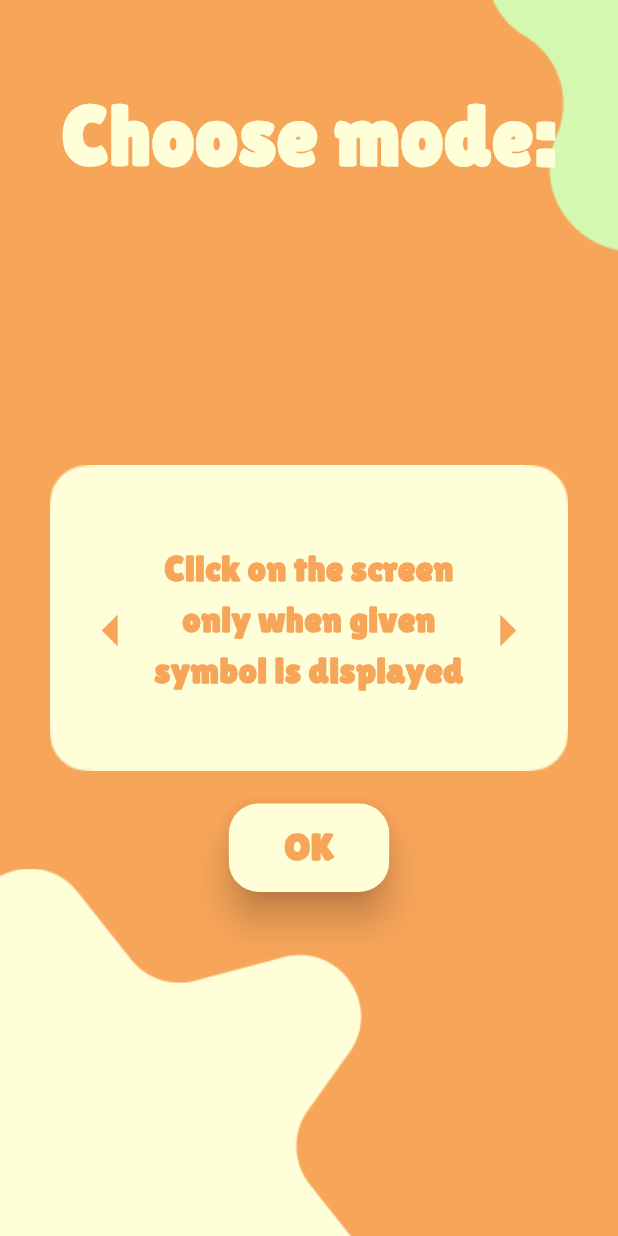
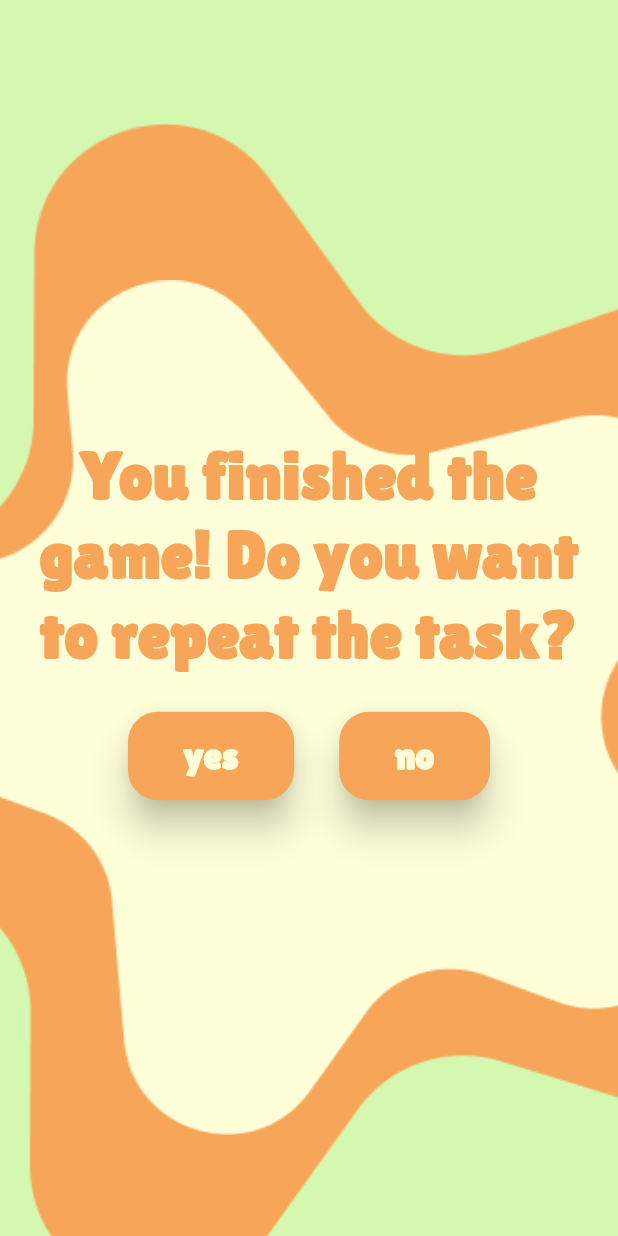
Before and after one commit to amela-akija/animattio_mobile_app, a Flutter app: the screen it shows after launch, on a phone screen of 412 x 824 dp. Run offline on Flutter 3.47's test engine with Material 3 defaults, Android fonts, the phone set to English and light mode, and no system bars.

Commit message:
start and end page

```diff
--- /dev/null
+++ b/lib/end_game _page.dart
@@ -0,0 +1,123 @@
+import 'package:animattio_mobile_app/user_page.dart';
+import 'package:flutter/material.dart';
+
+class EndGamePage extends StatelessWidget {
+  const EndGamePage({super.key});
+
+  @override
+  Widget build(BuildContext context) {
+    String message = "You finished the game! Do you want to repeat the task?";
+    Color pageColor = const Color(0xffD4F8B0);
+    Color buttonColor = const Color(0xFFF7A559);
+    Color fontColor = const Color(0xFFF7A559);
+    Color fontButtonColor = const Color(0xFFFEFFD9);
+
+    return Scaffold(
+      backgroundColor: pageColor,
+      body: Stack(
+        children: <Widget>[
+          Positioned(
+            left: 0,
+            right: 0,
+            top: 100,
+            child: Transform.scale(
+              scale: 1.2,
+              child: Image.asset(
+                'assets/start_game_page/star_start_2.png',
+              ),
+            ),
+          ),
+          Positioned(
+            left: 0,
+            right: 0,
+            top: 200,
+            child: Transform.scale(
+              scale: 1.2,
+              child: Image.asset(
+                'assets/start_game_page/star_start_1.png',
+              ),
+            ),
+          ),
+          Center(
+            child: Padding(
+              padding: const EdgeInsets.symmetric(horizontal: 20.0),
+              child: Column(
+                mainAxisSize: MainAxisSize.min,
+                children: [
+                  Text(
+                    message,
+                    style: TextStyle(
+                      color: fontColor,
+                      fontSize: 44,
+                      fontFamily: "Lilita One",
+                      fontWeight: FontWeight.bold,
+                      height: 1.2,
+                    ),
+                    textAlign: TextAlign.center,
+                  ),
+                  SizedBox(height: 25),
+                  Row(
+                    mainAxisAlignment: MainAxisAlignment.center,
+                    children: [
+                      ElevatedButton(
+                        onPressed: () {
+                          Navigator.of(context).push(
+                            MaterialPageRoute(builder: (BuildContext context) {
+                              return const UserPage();
+                            }),
+                          );
+                        },
+                        style: ElevatedButton.styleFrom(
+                          backgroundColor: buttonColor,
+                          padding: const EdgeInsets.symmetric(horizontal: 37, vertical: 15),
+                          textStyle: const TextStyle(
+                              fontSize: 25,
+                              fontFamily: 'Lilita One',
+                              fontWeight: FontWeight.w900),
+                          shape: RoundedRectangleBorder(
+                            borderRadius: BorderRadius.circular(20),
+                          ),
+                          elevation: 10,
+                        ),
+                        child: Text(
+                          'yes',
+                          style: TextStyle(color: fontButtonColor),
+                        ),
+                      ),
+                      SizedBox(width: 30),
+                      ElevatedButton(
+                        onPressed: () {
+                          Navigator.of(context).push(
+                            MaterialPageRoute(builder: (BuildContext context) {
+                              return const UserPage();
+                            }),
+                          );
+                        },
+                        style: ElevatedButton.styleFrom(
+                          backgroundColor: buttonColor,
+                          padding: const EdgeInsets.symmetric(horizontal: 37, vertical: 15),
+                          textStyle: const TextStyle(
+                              fontSize: 25,
+                              fontFamily: 'Lilita One',
+                              fontWeight: FontWeight.w900),
+                          shape: RoundedRectangleBorder(
+                            borderRadius: BorderRadius.circular(20),
+                          ),
+                          elevation: 10,
+                        ),
+                        child: Text(
+                          'no',
+                          style: TextStyle(color: fontButtonColor),
+                        ),
+                      ),
+                    ],
+                  ),
+                ],
+              ),
+            ),
+          ),
+        ],
+      ),
+    );
+  }
+}
--- a/lib/main.dart
+++ b/lib/main.dart
@@ -2,9 +2,11 @@
 //import 'package:animattio_mobile_app/signup_page.dart';
 //import 'package:animattio_mobile_app/avatar_page.dart';
 //import 'package:animattio_mobile_app/main_page.dart';
-import 'package:animattio_mobile_app/avatar_page.dart';
-import 'package:animattio_mobile_app/mode_page.dart';
-import 'package:animattio_mobile_app/theme_page.dart';
+//import 'package:animattio_mobile_app/avatar_page.dart';
+//import 'package:animattio_mobile_app/mode_page.dart';
+import 'package:animattio_mobile_app/end_game%20_page.dart';
+import 'package:animattio_mobile_app/start_game_page.dart';
+//import 'package:animattio_mobile_app/theme_page.dart';
 //import 'package:animattio_mobile_app/theme_page.dart';
 //import 'package:animattio_mobile_app/user_page.dart';
 import 'package:flutter/material.dart';
@@ -23,7 +25,7 @@ class MyApp extends StatelessWidget {
   Widget build(BuildContext context) {
     return const MaterialApp(
       debugShowCheckedModeBanner: false,
-      home:ModePage(),
+      home:EndGamePage(),
     );
   }
 }
--- a/lib/mode_page.dart
+++ b/lib/mode_page.dart
@@ -1,5 +1,4 @@
 import 'package:animattio_mobile_app/start_game_page.dart';
-import 'package:animattio_mobile_app/user_page.dart';
 import 'package:flutter/material.dart';
 
 class ModePage extends StatefulWidget {
--- a/pubspec.yaml
+++ b/pubspec.yaml
@@ -68,6 +68,7 @@ flutter:
    - assets/avatar_page/avatars/
    - assets/theme_page/icons/
    - assets/mode_page/
+   - assets/start_game_page/
 
 
 
```
Also changed, not shown: lib/start_game_page.dart (+83 -1 lines), assets/start_game_page/star_start_1.png (added), assets/start_game_page/star_start_2.png (added).
